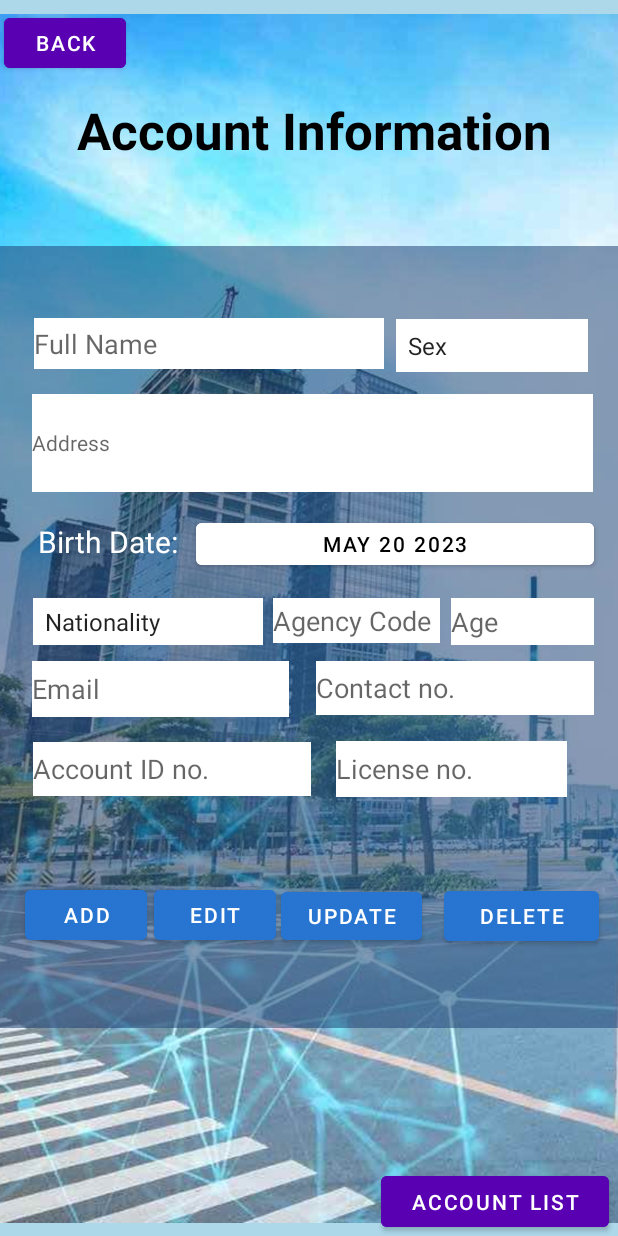
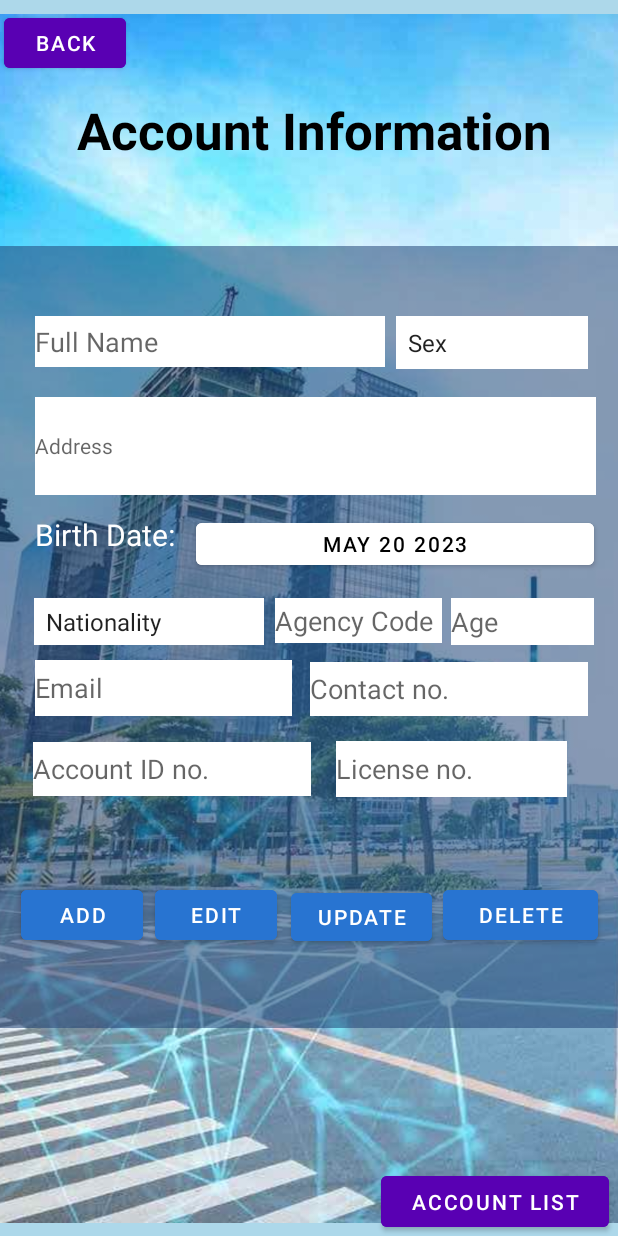
Before and after one commit to CrownDrone/DLMS, an Android app: the account screen opened directly, with no data from a screen before it, on a phone screen of 412 x 824 dp. Run offline under Robolectric (Android 15) with nearby library versions, the phone set to English and light mode, and no system bars.

Commit message:
adjust constraints
E A SPORTS TO THE GAME

```diff
--- a/app/src/main/res/layout/activity_account.xml
+++ b/app/src/main/res/layout/activity_account.xml
@@ -76,11 +76,11 @@
                 android:hint="Full Name"
                 android:inputType="textPersonName"
                 app:layout_constraintBottom_toBottomOf="parent"
-                app:layout_constraintEnd_toEndOf="parent"
-                app:layout_constraintHorizontal_bias="0.127"
+                app:layout_constraintEnd_toStartOf="@+id/gender"
+                app:layout_constraintHorizontal_bias="0.766"
                 app:layout_constraintStart_toStartOf="parent"
                 app:layout_constraintTop_toTopOf="parent"
-                app:layout_constraintVertical_bias="0.098" />
+                app:layout_constraintVertical_bias="0.096" />
 
             <Spinner
                 android:id="@+id/gender"
@@ -92,7 +92,7 @@
                 app:layout_constraintHorizontal_bias="0.929"
                 app:layout_constraintStart_toStartOf="parent"
                 app:layout_constraintTop_toTopOf="parent"
-                app:layout_constraintVertical_bias="0.1" />
+                app:layout_constraintVertical_bias="0.096" />
 
             <EditText
                 android:id="@+id/address"
@@ -105,10 +105,10 @@
                 android:textSize="14dp"
                 app:layout_constraintBottom_toBottomOf="parent"
                 app:layout_constraintEnd_toEndOf="parent"
-                app:layout_constraintHorizontal_bias="0.564"
+                app:layout_constraintHorizontal_bias="0.621"
                 app:layout_constraintStart_toStartOf="parent"
                 app:layout_constraintTop_toTopOf="parent"
-                app:layout_constraintVertical_bias="0.216" />
+                app:layout_constraintVertical_bias="0.221" />
 
             <EditText
                 android:id="@+id/licenseno"
@@ -135,10 +135,10 @@
                 android:inputType="number"
                 app:layout_constraintBottom_toBottomOf="parent"
                 app:layout_constraintEnd_toEndOf="parent"
-                app:layout_constraintHorizontal_bias="0.929"
+                app:layout_constraintHorizontal_bias="0.911"
                 app:layout_constraintStart_toStartOf="parent"
                 app:layout_constraintTop_toTopOf="parent"
-                app:layout_constraintVertical_bias="0.57" />
+                app:layout_constraintVertical_bias="0.571" />
 
             <EditText
                 android:id="@+id/accountno"
@@ -149,11 +149,11 @@
                 android:hint="Account ID no."
                 android:inputType="number"
                 app:layout_constraintBottom_toBottomOf="parent"
-                app:layout_constraintEnd_toEndOf="parent"
-                app:layout_constraintHorizontal_bias="0.096"
+                app:layout_constraintEnd_toStartOf="@+id/licenseno"
+                app:layout_constraintHorizontal_bias="0.564"
                 app:layout_constraintStart_toStartOf="parent"
                 app:layout_constraintTop_toTopOf="parent"
-                app:layout_constraintVertical_bias="0.681" />
+                app:layout_constraintVertical_bias="0.682" />
 
             <EditText
                 android:id="@+id/age"
@@ -179,8 +179,8 @@
                 android:hint="Agency Code"
                 android:inputType="number"
                 app:layout_constraintBottom_toBottomOf="parent"
-                app:layout_constraintEnd_toEndOf="parent"
-                app:layout_constraintHorizontal_bias="0.605"
+                app:layout_constraintEnd_toStartOf="@+id/age"
+                app:layout_constraintHorizontal_bias="0.968"
                 app:layout_constraintStart_toStartOf="parent"
                 app:layout_constraintTop_toTopOf="parent"
                 app:layout_constraintVertical_bias="0.478" />
@@ -193,11 +193,11 @@
                 android:textColor="@color/white"
                 android:textSize="20dp"
                 app:layout_constraintBottom_toBottomOf="parent"
-                app:layout_constraintEnd_toEndOf="parent"
-                app:layout_constraintHorizontal_bias="0.082"
+                app:layout_constraintEnd_toStartOf="@+id/birthday"
+                app:layout_constraintHorizontal_bias="0.958"
                 app:layout_constraintStart_toStartOf="parent"
                 app:layout_constraintTop_toTopOf="parent"
-                app:layout_constraintVertical_bias="0.383" />
+                app:layout_constraintVertical_bias="0.373" />
 
             <Button
                 android:id="@+id/birthday"
@@ -223,11 +223,11 @@
                 android:text="Update"
                 android:textColor="@color/white"
                 app:layout_constraintBottom_toBottomOf="parent"
-                app:layout_constraintEnd_toEndOf="parent"
-                app:layout_constraintHorizontal_bias="0.59"
+                app:layout_constraintEnd_toStartOf="@+id/deleteBTN2"
+                app:layout_constraintHorizontal_bias="0.965"
                 app:layout_constraintStart_toStartOf="parent"
                 app:layout_constraintTop_toTopOf="parent"
-                app:layout_constraintVertical_bias="0.885" />
+                app:layout_constraintVertical_bias="0.886" />
 
             <Button
                 android:id="@+id/editBTN2"
@@ -238,8 +238,8 @@
                 android:text="Edit"
                 android:textColor="@color/white"
                 app:layout_constraintBottom_toBottomOf="parent"
-                app:layout_constraintEnd_toEndOf="parent"
-                app:layout_constraintHorizontal_bias="0.311"
+                app:layout_constraintEnd_toStartOf="@+id/updateBTN2"
+                app:layout_constraintHorizontal_bias="0.919"
                 app:layout_constraintStart_toStartOf="parent"
                 app:layout_constraintTop_toTopOf="parent"
                 app:layout_constraintVertical_bias="0.885" />
@@ -252,24 +252,25 @@
                 android:text="Add"
                 android:textColor="#FFFFFF"
                 app:layout_constraintBottom_toBottomOf="parent"
-                app:layout_constraintEnd_toEndOf="parent"
-                app:layout_constraintHorizontal_bias="0.051"
+                app:layout_constraintEnd_toStartOf="@+id/editBTN2"
+                app:layout_constraintHorizontal_bias="0.64"
                 app:layout_constraintStart_toStartOf="parent"
                 app:layout_constraintTop_toTopOf="parent"
-                app:layout_constraintVertical_bias="0.889" />
+                app:layout_constraintVertical_bias="0.89" />
 
             <Button
                 android:id="@+id/deleteBTN2"
                 android:layout_width="103dp"
                 android:layout_height="45dp"
-                android:layout_marginStart="296dp"
                 android:backgroundTint="#2874D1"
                 android:text="Delete"
                 android:textColor="@color/white"
                 app:layout_constraintBottom_toBottomOf="parent"
+                app:layout_constraintEnd_toEndOf="parent"
+                app:layout_constraintHorizontal_bias="0.957"
                 app:layout_constraintStart_toStartOf="parent"
                 app:layout_constraintTop_toTopOf="parent"
-                app:layout_constraintVertical_bias="0.891" />
+                app:layout_constraintVertical_bias="0.89" />
 
             <EditText
                 android:id="@+id/email"
@@ -280,11 +281,11 @@
                 android:hint="Email"
                 android:inputType="textPersonName"
                 app:layout_constraintBottom_toBottomOf="parent"
-                app:layout_constraintEnd_toEndOf="parent"
-                app:layout_constraintHorizontal_bias="0.09"
+                app:layout_constraintEnd_toStartOf="@+id/contactno"
+                app:layout_constraintHorizontal_bias="0.657"
                 app:layout_constraintStart_toStartOf="parent"
                 app:layout_constraintTop_toTopOf="parent"
-                app:layout_constraintVertical_bias="0.571" />
+                app:layout_constraintVertical_bias="0.57" />
 
             <Spinner
                 android:id="@+id/nationality"
@@ -292,8 +293,8 @@
                 android:layout_height="31dp"
                 android:background="@color/white"
                 app:layout_constraintBottom_toBottomOf="parent"
-                app:layout_constraintEnd_toEndOf="parent"
-                app:layout_constraintHorizontal_bias="0.084"
+                app:layout_constraintEnd_toStartOf="@+id/agencycode"
+                app:layout_constraintHorizontal_bias="0.758"
                 app:layout_constraintStart_toStartOf="parent"
                 app:layout_constraintTop_toTopOf="parent"
                 app:layout_constraintVertical_bias="0.479" />
--- a/app/src/main/res/layout/activity_homepage.xml
+++ b/app/src/main/res/layout/activity_homepage.xml
@@ -174,7 +174,6 @@
 
             app:layout_constraintBottom_toBottomOf="parent"
             app:layout_constraintEnd_toEndOf="parent"
-            app:layout_constraintHorizontal_bias="0.595"
             app:layout_constraintStart_toStartOf="parent"
             app:layout_constraintTop_toTopOf="parent"
             app:layout_constraintVertical_bias="0.962" />"
--- a/app/src/main/res/layout/activity_main.xml
+++ b/app/src/main/res/layout/activity_main.xml
@@ -7,6 +7,19 @@
     android:background="@color/white"
     android:textAlignment="center"
     tools:context=".MainActivity">
+
+    <ImageView
+        android:id="@+id/imageView3"
+        android:layout_width="842dp"
+        android:layout_height="806dp"
+        android:scaleType="centerCrop"
+        app:layout_constraintBottom_toBottomOf="parent"
+        app:layout_constraintEnd_toEndOf="parent"
+        app:layout_constraintHorizontal_bias="0.027"
+        app:layout_constraintStart_toStartOf="parent"
+        app:layout_constraintTop_toTopOf="parent"
+        app:layout_constraintVertical_bias="0.08"
+        app:srcCompat="@drawable/bg_crossroads" />
 
     <ImageView
         android:id="@+id/imageView"
@@ -82,6 +95,7 @@
             app:layout_constraintStart_toStartOf="parent"
             app:layout_constraintTop_toTopOf="parent"
             app:layout_constraintVertical_bias="0.926" />
+
     </androidx.constraintlayout.widget.ConstraintLayout>
 
     <TextView
@@ -106,6 +120,8 @@
         app:layout_constraintBottom_toBottomOf="parent"
         app:layout_constraintStart_toStartOf="parent"
         app:layout_constraintTop_toTopOf="parent"
-        app:layout_constraintVertical_bias="1.0" />
+        app:layout_constraintVertical_bias="1.0">
+
+    </androidx.constraintlayout.widget.ConstraintLayout>
 
 </androidx.constraintlayout.widget.ConstraintLayout>
```
